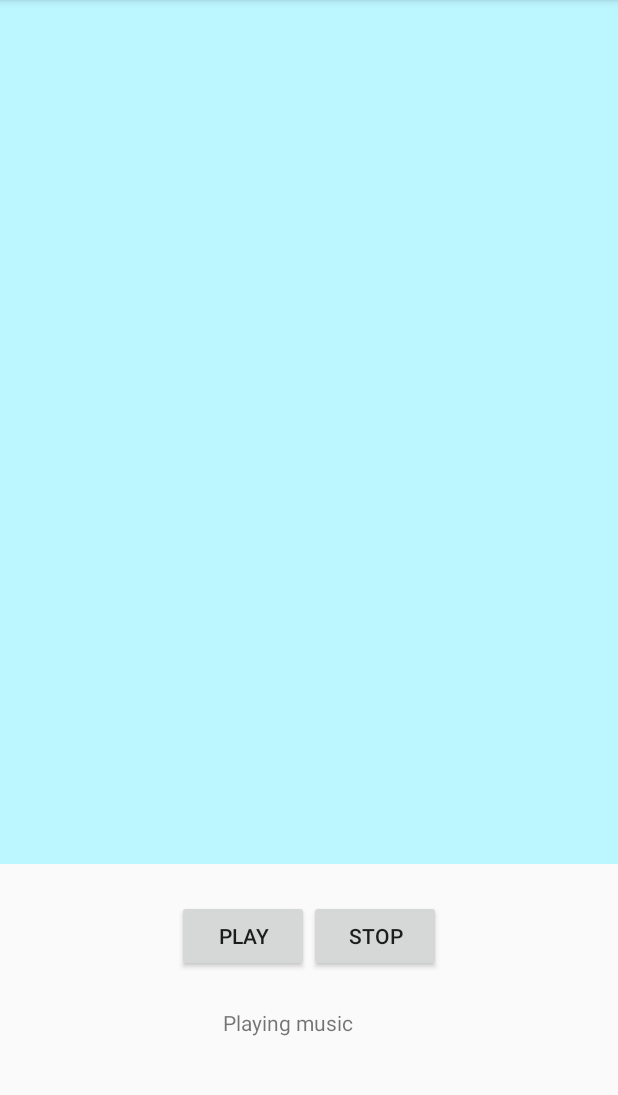
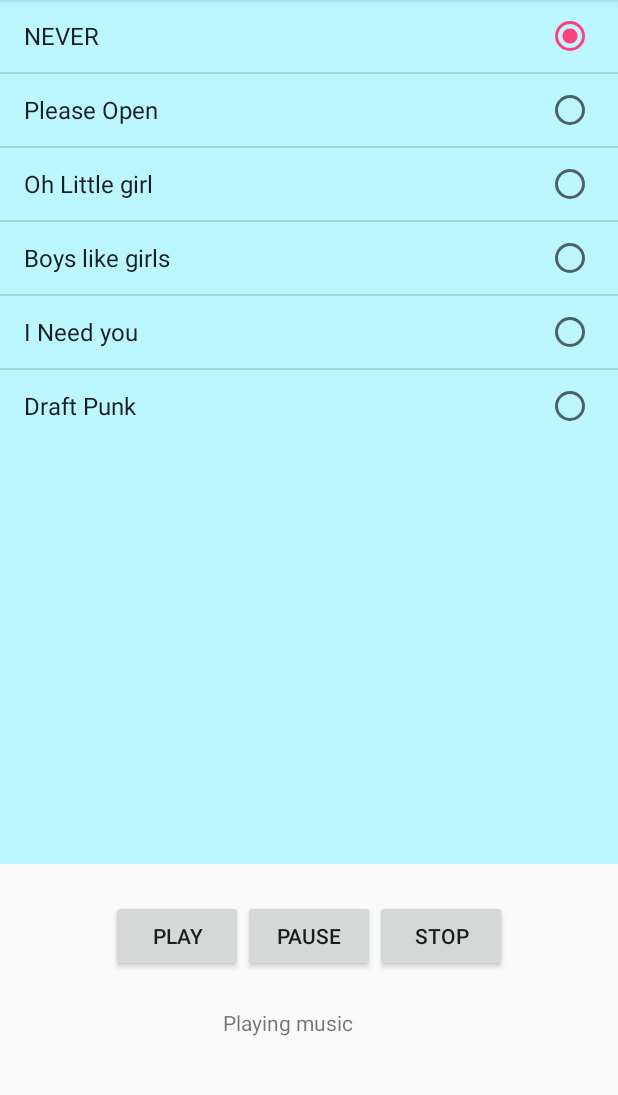
Before and after one commit to joseoyoung/AudioList, an Android app: the screen it shows after launch (MainActivity), on a phone screen of 412 x 824 dp, the part 84-1179 px from its top. Run offline under Robolectric (Android 15) with nearby library versions, the phone set to English and light mode, and no system bars.

Commit message:
#5 Pause Button

```diff
--- a/app/src/main/java/kr/hs/emirim/joseoyoung/audiolist/MainActivity.java
+++ b/app/src/main/java/kr/hs/emirim/joseoyoung/audiolist/MainActivity.java
@@ -1,13 +1,84 @@
 package kr.hs.emirim.joseoyoung.audiolist;
 
+import android.media.MediaPlayer;
 import android.support.v7.app.AppCompatActivity;
 import android.os.Bundle;
+import android.view.View;
+import android.widget.AdapterView;
+import android.widget.ArrayAdapter;
+import android.widget.Button;
+import android.widget.ListView;
+import android.widget.ProgressBar;
+import android.widget.TextView;
 
 public class MainActivity extends AppCompatActivity {
-
+    ListView list;
+    Button butPlay, butPause, butStop;
+    ProgressBar progress;
+    TextView textMusic;
+    String[] musics={"NEVER","Please Open","Oh Little girl","Boys like girls","I Need you","Draft Punk",};
+    int[] musicResIds={R.raw.never, R.raw.please_open,R.raw.oh_little_girl, R.raw.boyslikegirls,R.raw.ineedyou,R.raw.pentatonix};
+    int selectedMusiId;
+    MediaPlayer mediaPlayer;
+    boolean selectedPauseButton;
     @Override
     protected void onCreate(Bundle savedInstanceState) {
         super.onCreate(savedInstanceState);
         setContentView(R.layout.activity_main);
+        list=(ListView)findViewById(R.id.list_music);
+        butPlay=(Button)findViewById(R.id.but_play);
+        butPause=(Button)findViewById(R.id.but_pause);
+        butStop=(Button)findViewById(R.id.but_stop);
+        textMusic=(TextView)findViewById(R.id.text_music);
+        progress=(ProgressBar)findViewById(R.id.progress_music);
+        ArrayAdapter<String> adapter=new ArrayAdapter<String>(this, android.R.layout.simple_list_item_single_choice, musics);
+        list.setAdapter(adapter);
+        list.setChoiceMode(ListView.CHOICE_MODE_SINGLE);
+        list.setItemChecked(0, true);
+        selectedMusiId=musicResIds[0];
+        mediaPlayer=MediaPlayer.create(this, selectedMusiId);
+
+        list.setOnItemClickListener(new AdapterView.OnItemClickListener() {
+            @Override
+            public void onItemClick(AdapterView<?> adapterView, View view, int i, long l) {
+                selectedPauseButton=false;
+                mediaPlayer.stop();
+                selectedMusiId=musicResIds[i];
+                progress.setVisibility(View.INVISIBLE);
+            }
+        });
+
+        butPlay.setOnClickListener(new View.OnClickListener() {
+            @Override
+            public void onClick(View view) {
+                if(selectedPauseButton){
+                    selectedPauseButton=false;
+                }else
+                    mediaPlayer=MediaPlayer.create(MainActivity.this, selectedMusiId);
+                mediaPlayer.start();
+                progress.setVisibility(View.VISIBLE);
+            }
+        });
+
+        butPause.setOnClickListener(new View.OnClickListener() {
+            @Override
+            public void onClick(View view) {
+                selectedPauseButton=true;
+                mediaPlayer.pause();
+                progress.setVisibility(View.INVISIBLE);
+            }
+        });
+
+        butStop.setOnClickListener(new View.OnClickListener() {
+            @Override
+            public void onClick(View view) {
+                mediaPlayer.stop();
+                progress.setVisibility(View.INVISIBLE);
+            }
+        });
+    }
+    protected void onStop(){
+        super.onStop();
+        mediaPlayer.stop();
     }
 }
--- a/app/src/main/res/layout/activity_main.xml
+++ b/app/src/main/res/layout/activity_main.xml
@@ -33,6 +33,11 @@
             android:layout_height="wrap_content"
             android:text="Play"/>
         <Button
+            android:id="@+id/but_pause"
+            android:layout_width="wrap_content"
+            android:layout_height="wrap_content"
+            android:text="Pause"/>
+        <Button
             android:id="@+id/but_stop"
             android:layout_width="wrap_content"
             android:layout_height="wrap_content"
```
Also changed, not shown: 5 other files.
